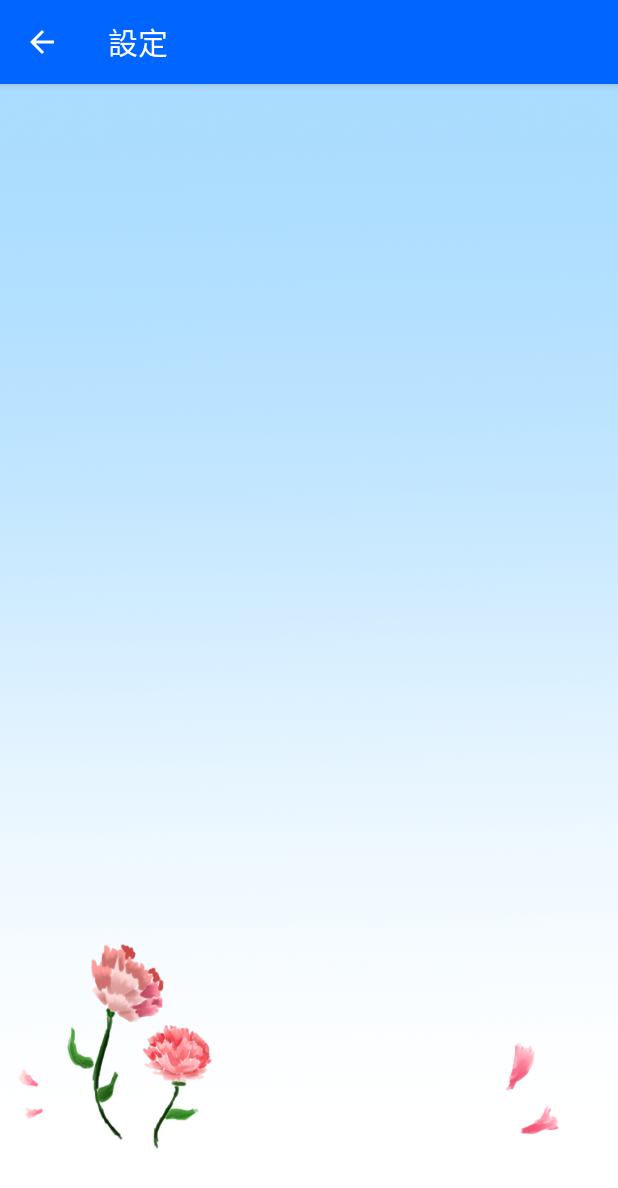
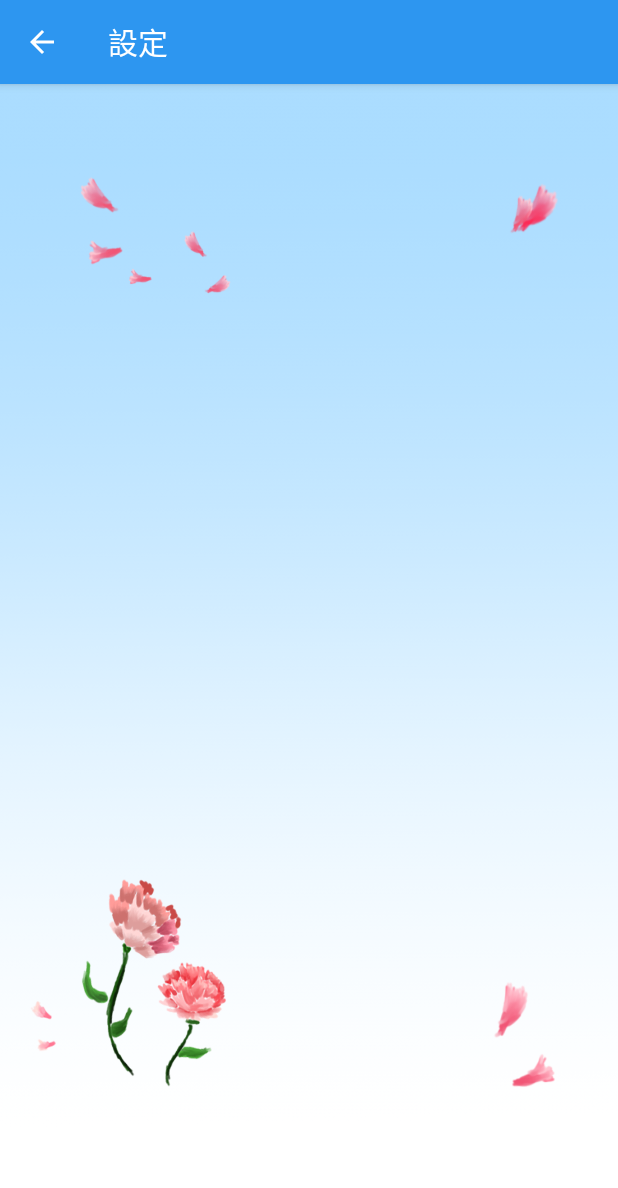
Before and after one commit to zidane0000/KeepMoney20, an Android app: the screen it shows after launch (menu_setting), in the side drawer, after a tap on "設定", on a phone screen of 412 x 824 dp. Shown: the top 1188 px of the screen. Run offline under Robolectric (Android 15) with nearby library versions, the light colour scheme and no system bars.

Commit message:
2018/4/27 實驗室電腦 領便當拉

```diff
--- a/app/src/main/java/tw/edu/niu/keepmoney20/MainActivity.java
+++ b/app/src/main/java/tw/edu/niu/keepmoney20/MainActivity.java
@@ -38,7 +38,7 @@
     //評價的網址 放我們的app網址
     String EvaluationAddress = "https://play.google.com/store/apps?hl=zh_TW";
     TextView textView;
-    Button Manuallyadd;
+    ImageView Manuallyadd;
     RelativeLayout remenu_home;
     RelativeLayout remenu_account;
     RelativeLayout remenu_about;
@@ -94,7 +94,7 @@
 //        tohome_listview_data.add("項目");
 //        adapter.notifyDataSetChanged();
 
-        Manuallyadd = (Button) findViewById(R.id.ManuallyButton);
+        Manuallyadd = (ImageView) findViewById(R.id.ManuallyButton);
         Manuallyadd.setOnClickListener(new View.OnClickListener() {
             @Override
             public void onClick(View view) {
@@ -215,4 +215,10 @@
             }
         }, mYear, mMonth, mDay).show();
     }
+
+    public void add(View view) {
+        Intent gotoNewScreen = new Intent(MainActivity.this, tw.edu.niu.keepmoney20.NewScreen.class);
+        gotoNewScreen.addFlags(Intent.FLAG_ACTIVITY_SINGLE_TOP);
+        startActivity(gotoNewScreen);
+    }
 }
--- a/app/src/main/res/layout/activity_main.xml
+++ b/app/src/main/res/layout/activity_main.xml
@@ -13,7 +13,6 @@
         android:layout_width="match_parent"
         android:layout_height="match_parent" />
 
-
     //左拉選單
     <android.support.design.widget.NavigationView
         android:id="@+id/nav_view"
@@ -21,6 +20,7 @@
         android:layout_height="match_parent"
         android:layout_gravity="start"
         android:fitsSystemWindows="true"
+        app:headerLayout="@layout/navigation_header"
         app:menu="@menu/activity_main_drawer" />
 
 </android.support.v4.widget.DrawerLayout>
--- a/app/src/main/res/layout/activity_new_screen.xml
+++ b/app/src/main/res/layout/activity_new_screen.xml
@@ -4,6 +4,7 @@
     xmlns:tools="http://schemas.android.com/tools"
     android:layout_width="match_parent"
     android:layout_height="match_parent"
+    android:background="@drawable/newscreen"
     tools:context="tw.edu.niu.keepmoney20.NewScreen">
 
     <TextView
--- a/app/src/main/res/values/colors.xml
+++ b/app/src/main/res/values/colors.xml
@@ -1,6 +1,6 @@
 <?xml version="1.0" encoding="utf-8"?>
 <resources>
-    <color name="colorPrimary">#0066FF</color>
+    <color name="colorPrimary">#2D96F0</color>
     <color name="colorPrimaryDark">#303F9F</color>
     <color name="colorAccent">#FF4081</color>
 </resources>
```
Also changed, not shown: app/src/main/res/layout/content_main.xml (+9 -8 lines), app/src/main/res/layout/navigation_header.xml (added, +28 -0 lines), app/src/main/res/drawable/blue.png.
